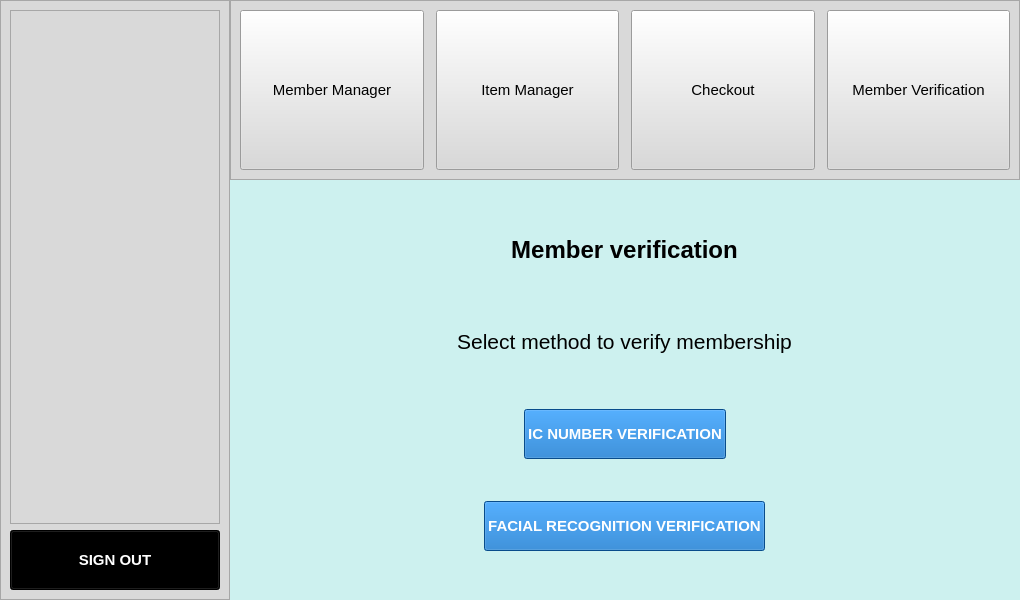
This is CPMMS_software/memberVerificationScreen.ui in yomatashi/CPMMS as Qt 5 draws it before an edit. The edited form follows.
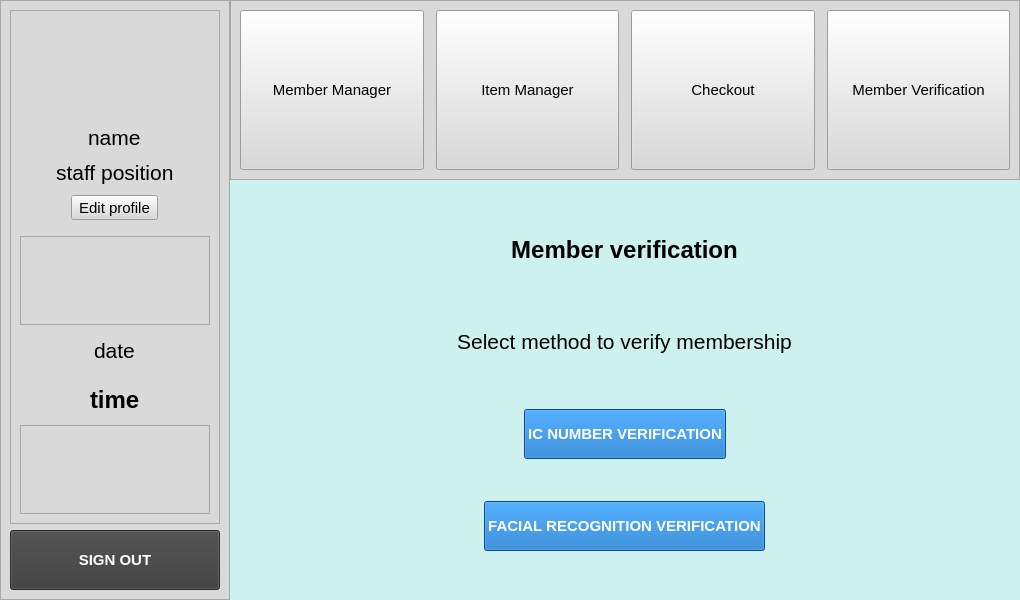
This is the edited form. Icons and pictures are not drawn.

Commit message: add facial recognition & datetime on main screen

```diff
--- a/CPMMS_software/memberVerificationScreen.ui
+++ b/CPMMS_software/memberVerificationScreen.ui
@@ -234,23 +234,7 @@
       <enum>QFrame::Raised</enum>
      </property>
      <layout class="QGridLayout" name="gridLayout_2">
-      <item row="0" column="0">
-       <widget class="QFrame" name="profile">
-        <property name="maximumSize">
-         <size>
-          <width>16777215</width>
-          <height>950</height>
-         </size>
-        </property>
-        <property name="frameShape">
-         <enum>QFrame::StyledPanel</enum>
-        </property>
-        <property name="frameShadow">
-         <enum>QFrame::Raised</enum>
-        </property>
-       </widget>
-      </item>
-      <item row="1" column="0">
+      <item row="2" column="0">
        <widget class="QPushButton" name="btn_signout">
         <property name="sizePolicy">
          <sizepolicy hsizetype="Minimum" vsizetype="Fixed">
@@ -272,7 +256,7 @@
          </font>
         </property>
         <property name="styleSheet">
-         <string notr="true">background-color: rgb(0, 0, 0);
+         <string notr="true">background-color: rgb(59, 59, 59);
 color: rgb(255, 255, 255)</string>
         </property>
         <property name="text">
@@ -280,6 +264,133 @@
         </property>
        </widget>
       </item>
+      <item row="1" column="0">
+       <widget class="QFrame" name="profileFrame">
+        <property name="maximumSize">
+         <size>
+          <width>16777215</width>
+          <height>950</height>
+         </size>
+        </property>
+        <property name="frameShape">
+         <enum>QFrame::StyledPanel</enum>
+        </property>
+        <property name="frameShadow">
+         <enum>QFrame::Raised</enum>
+        </property>
+        <layout class="QVBoxLayout" name="verticalLayout_2">
+         <item>
+          <widget class="QLabel" name="profile_img">
+           <property name="text">
+            <string/>
+           </property>
+          </widget>
+         </item>
+         <item>
+          <layout class="QVBoxLayout" name="profile">
+           <property name="spacing">
+            <number>10</number>
+           </property>
+           <property name="topMargin">
+            <number>10</number>
+           </property>
+           <property name="bottomMargin">
+            <number>10</number>
+           </property>
+           <item alignment="Qt::AlignHCenter">
+            <widget class="QLabel" name="name_label">
+             <property name="font">
+              <font>
+               <pointsize>16</pointsize>
+              </font>
+             </property>
+             <property name="text">
+              <string>name</string>
+             </property>
+            </widget>
+           </item>
+           <item alignment="Qt::AlignHCenter">
+            <widget class="QLabel" name="position_label">
+             <property name="font">
+              <font>
+               <pointsize>16</pointsize>
+              </font>
+             </property>
+             <property name="text">
+              <string>staff position</string>
+             </property>
+            </widget>
+           </item>
+           <item alignment="Qt::AlignHCenter">
+            <widget class="QToolButton" name="btn_edit_profile">
+             <property name="font">
+              <font>
+               <pointsize>11</pointsize>
+              </font>
+             </property>
+             <property name="text">
+              <string>Edit profile</string>
+             </property>
+            </widget>
+           </item>
+          </layout>
+         </item>
+         <item>
+          <widget class="QFrame" name="frame">
+           <property name="frameShape">
+            <enum>QFrame::StyledPanel</enum>
+           </property>
+           <property name="frameShadow">
+            <enum>QFrame::Raised</enum>
+           </property>
+          </widget>
+         </item>
+         <item>
+          <layout class="QVBoxLayout" name="dateTime">
+           <property name="spacing">
+            <number>10</number>
+           </property>
+           <item alignment="Qt::AlignHCenter">
+            <widget class="QLabel" name="Date_Label">
+             <property name="font">
+              <font>
+               <pointsize>16</pointsize>
+              </font>
+             </property>
+             <property name="text">
+              <string>date</string>
+             </property>
+            </widget>
+           </item>
+           <item alignment="Qt::AlignHCenter">
+            <widget class="QLabel" name="Time_Label">
+             <property name="font">
+              <font>
+               <pointsize>18</pointsize>
+               <weight>75</weight>
+               <bold>true</bold>
+              </font>
+             </property>
+             <property name="text">
+              <string>time</string>
+             </property>
+            </widget>
+           </item>
+          </layout>
+         </item>
+         <item>
+          <widget class="QFrame" name="frame_2">
+           <property name="frameShape">
+            <enum>QFrame::StyledPanel</enum>
+           </property>
+           <property name="frameShadow">
+            <enum>QFrame::Raised</enum>
+           </property>
+          </widget>
+         </item>
+        </layout>
+       </widget>
+      </item>
      </layout>
     </widget>
    </item>
```
The commit also changes 9 other files.
